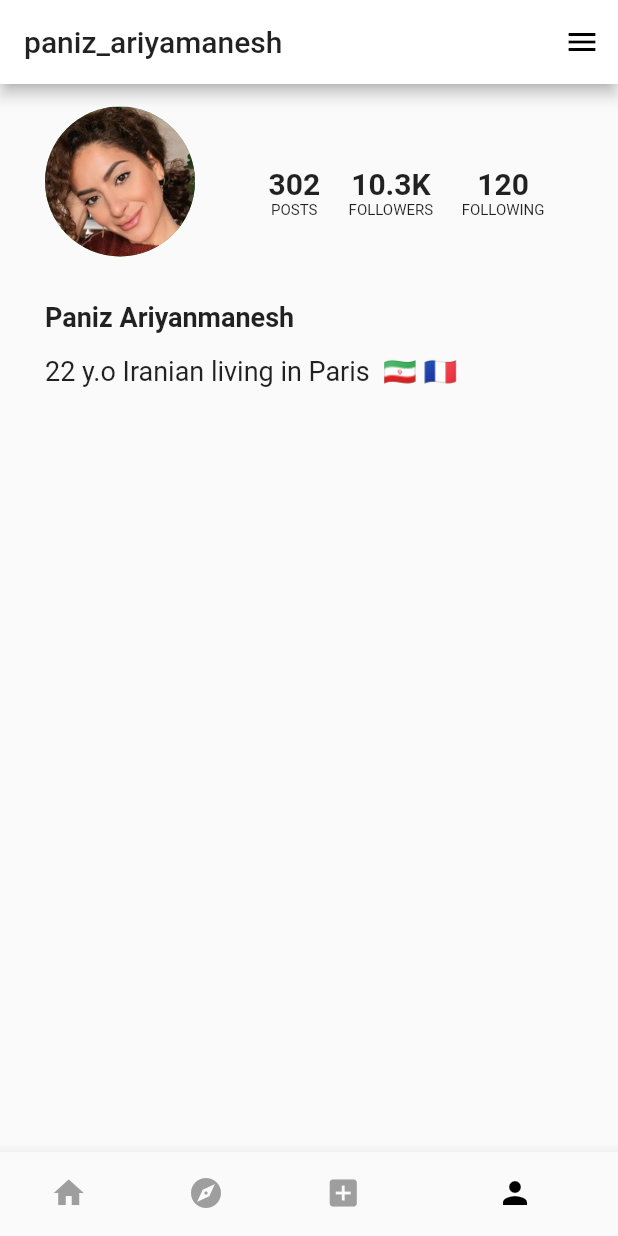
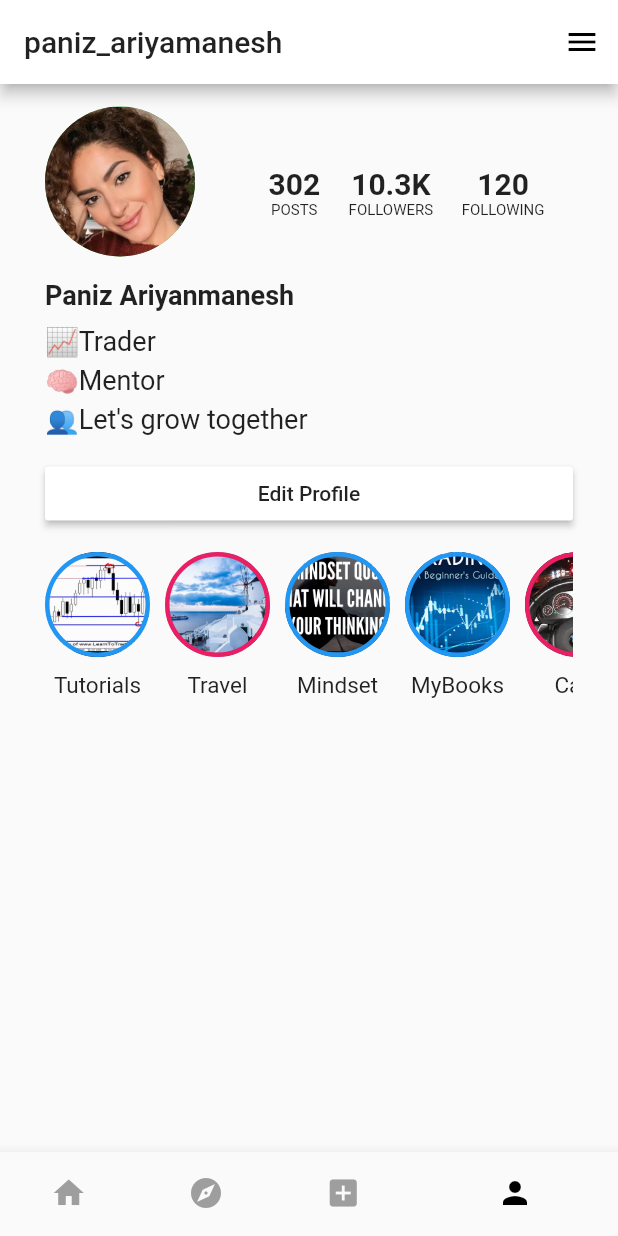
Before and after one commit to samanthelast/teachme, a Flutter app: the screen it shows after launch, item 4 of the bottom bar chosen, on a phone screen of 412 x 824 dp. Run offline on Flutter 3.47's test engine with Material 2 defaults, Android fonts, the phone set to English and light mode, and no system bars.

Commit message:
added stories to profile

```diff
--- a/lib/screens/Profile_screen.dart
+++ b/lib/screens/Profile_screen.dart
@@ -86,7 +86,7 @@ class _ProfileScreenState extends State<ProfileScreen> {
               ),
             ],
           ),
-          SizedBox(height: 30),
+          SizedBox(height: 15),
           Container(
             margin: EdgeInsets.only(left: 30),
             child: Text(
@@ -94,17 +94,105 @@ class _ProfileScreenState extends State<ProfileScreen> {
               style: TextStyle(fontSize: 18, fontWeight: FontWeight.bold),
             ),
           ),
+          SizedBox(height: 10),
+          Container(
+
+            margin: EdgeInsets.only(left: 30),
+            child: Column(
+              crossAxisAlignment: CrossAxisAlignment.start,
+              children: <Widget>[
+                Text(
+                  '📈Trader',
+                  style: TextStyle(fontSize: 18),
+                ),
+                SizedBox(height: 5,),
+                Text(
+                  '🧠Mentor',
+                  style: TextStyle(fontSize: 18),
+                ),
+                SizedBox(height: 5,),
+                Text(
+                  '👥Let\'s grow together',
+                  style: TextStyle(fontSize: 18),
+                ),
+
+              ],
+
+            ),
+          ),
           SizedBox(height: 15),
           Container(
-            margin: EdgeInsets.only(left: 30),
-            child: Text(
-              '22 y.o Iranian living in Paris  🇮🇷 🇫🇷',
-              style: TextStyle(fontSize: 18),
+            margin: EdgeInsets.only(left: 30, right: 30),
+            width: MediaQuery.of(context).size.width,
+            child: RaisedButton(
+              onPressed: () {},
+              child: Text(
+                'Edit Profile',
+              ),
+              color: Colors.white,
             ),
           ),
+          SizedBox(height: 15),
+          Container(
+            margin: EdgeInsets.only(left: 30, right: 30),
+            child: SingleChildScrollView(
+                scrollDirection: Axis.horizontal,
+                child: Row(children: <Widget>[
 
+                  Story('assets/images/story-tutorial.jpg', 'Tutorials',Colors.blue),
+                  SizedBox(
+                    width: 10,
+                  ),
+                  Story('assets/images/story-travel.jpg', 'Travel',Colors.pink),
+                  SizedBox(
+                    width: 10,
+                  ),
+                  Story('assets/images/story-mindset.jpg', 'Mindset',Colors.blue),
+                  SizedBox(
+                    width: 10,
+                  ),
+                  Story('assets/images/story-book.jpg', 'MyBooks',Colors.blue),
+                  SizedBox(
+                    width: 10,
+                  ),
+                  Story('assets/images/story-car.jpg', 'Cars',Colors.pink),
+                  SizedBox(
+                    width: 10,
+                  ),
+                  Story('assets/images/story-vacation.jpg', 'Vacation',Colors.pink),
+                ])),
+          )
         ],
       ))),
     );
   }
+
+  Widget Story(String imageAdd, String title,Color borderColor) {
+    return Column(
+      children: <Widget>[
+        Container(
+          height: 70.0,
+          width: 70.0,
+          margin: EdgeInsets.only(bottom: 10),
+          decoration: BoxDecoration(
+            border: Border.all(
+              color: borderColor,
+              width: 3
+            ),
+            shape: BoxShape.circle,
+            color:borderColor,
+            image: new DecorationImage(
+              image: new ExactAssetImage(imageAdd),
+              fit: BoxFit.cover,
+
+            ),
+          ),
+        ),
+        Text(
+          title,
+          style: TextStyle(fontSize: 15),
+        )
+      ],
+    );
+  }
 }
```
Also changed, not shown: lib/screens/temp.dart (+73 -142 lines), pubspec.yaml (+7 -1 lines), assets/images/story-book.jpg (added), assets/images/story-car.jpg (added), assets/images/story-mindset.jpg (added), assets/images/story-travel.jpg (added), assets/images/story-tutorial.jpg (added), assets/images/story-vacation.jpg (renamed from assets/images/damnoosh.jpg).
